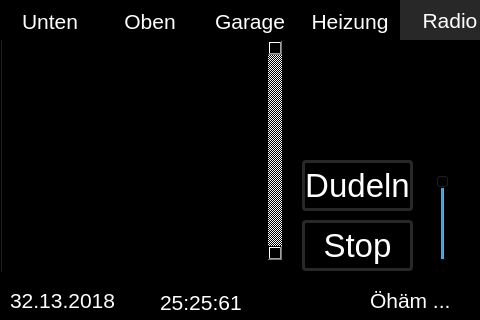
Above: mainwindow.ui from christof1977/flurzentrale before the change. Below: the same form after it.
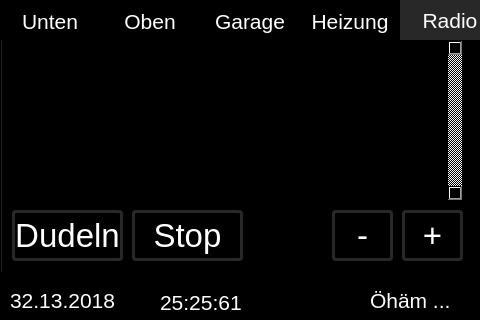
That is the form after the change.

Commit message: remoteAmpiUdp eingebaut (Quellenwahl, )

Diff of the .ui file:
```diff
--- a/mainwindow.ui
+++ b/mainwindow.ui
@@ -972,8 +972,8 @@
      <widget class="QPushButton" name="pushButtonRadioStop">
       <property name="geometry">
        <rect>
-        <x>300</x>
-        <y>180</y>
+        <x>130</x>
+        <y>170</y>
         <width>111</width>
         <height>51</height>
        </rect>
@@ -1178,38 +1178,13 @@
        <string>Stop</string>
       </property>
      </widget>
-     <widget class="QSlider" name="volumeSlider">
-      <property name="geometry">
-       <rect>
-        <x>430</x>
-        <y>10</y>
-        <width>22</width>
-        <height>211</height>
-       </rect>
-      </property>
-      <property name="minimum">
-       <number>-63</number>
-      </property>
-      <property name="maximum">
-       <number>0</number>
-      </property>
-      <property name="singleStep">
-       <number>1</number>
-      </property>
-      <property name="sliderPosition">
-       <number>-40</number>
-      </property>
-      <property name="orientation">
-       <enum>Qt::Vertical</enum>
-      </property>
-     </widget>
      <widget class="QListWidget" name="listWidgetRadio">
       <property name="geometry">
        <rect>
         <x>10</x>
         <y>0</y>
-        <width>271</width>
-        <height>221</height>
+        <width>451</width>
+        <height>161</height>
        </rect>
       </property>
       <property name="autoFillBackground">
@@ -1225,8 +1200,8 @@
      <widget class="QPushButton" name="pushButtonRadioPlay">
       <property name="geometry">
        <rect>
-        <x>300</x>
-        <y>120</y>
+        <x>10</x>
+        <y>170</y>
         <width>111</width>
         <height>51</height>
        </rect>
@@ -1431,6 +1406,424 @@
        <string>Dudeln</string>
       </property>
      </widget>
+     <widget class="QPushButton" name="pushButtonVolDown">
+      <property name="geometry">
+       <rect>
+        <x>330</x>
+        <y>170</y>
+        <width>61</width>
+        <height>51</height>
+       </rect>
+      </property>
+      <property name="palette">
+       <palette>
+        <active>
+         <colorrole role="WindowText">
+          <brush brushstyle="SolidPattern">
+           <color alpha="255">
+            <red>255</red>
+            <green>255</green>
+            <blue>255</blue>
+           </color>
+          </brush>
+         </colorrole>
+         <colorrole role="Button">
+          <brush brushstyle="SolidPattern">
+           <color alpha="255">
+            <red>0</red>
+            <green>0</green>
+            <blue>0</blue>
+           </color>
+          </brush>
+         </colorrole>
+         <colorrole role="Text">
+          <brush brushstyle="SolidPattern">
+           <color alpha="255">
+            <red>255</red>
+            <green>255</green>
+            <blue>255</blue>
+           </color>
+          </brush>
+         </colorrole>
+         <colorrole role="ButtonText">
+          <brush brushstyle="SolidPattern">
+           <color alpha="255">
+            <red>255</red>
+            <green>255</green>
+            <blue>255</blue>
+           </color>
+          </brush>
+         </colorrole>
+         <colorrole role="Base">
+          <brush brushstyle="SolidPattern">
+           <color alpha="255">
+            <red>0</red>
+            <green>0</green>
+            <blue>0</blue>
+           </color>
+          </brush>
+         </colorrole>
+         <colorrole role="Window">
+          <brush brushstyle="SolidPattern">
+           <color alpha="255">
+            <red>0</red>
+            <green>0</green>
+            <blue>0</blue>
+           </color>
+          </brush>
+         </colorrole>
+        </active>
+        <inactive>
+         <colorrole role="WindowText">
+          <brush brushstyle="SolidPattern">
+           <color alpha="255">
+            <red>255</red>
+            <green>255</green>
+            <blue>255</blue>
+           </color>
+          </brush>
+         </colorrole>
+         <colorrole role="Button">
+          <brush brushstyle="SolidPattern">
+           <color alpha="255">
+            <red>0</red>
+            <green>0</green>
+            <blue>0</blue>
+           </color>
+          </brush>
+         </colorrole>
+         <colorrole role="Text">
+          <brush brushstyle="SolidPattern">
+           <color alpha="255">
+            <red>255</red>
+            <green>255</green>
+            <blue>255</blue>
+           </color>
+          </brush>
+         </colorrole>
+         <colorrole role="ButtonText">
+          <brush brushstyle="SolidPattern">
+           <color alpha="255">
+            <red>255</red>
+            <green>255</green>
+            <blue>255</blue>
+           </color>
+          </brush>
+         </colorrole>
+         <colorrole role="Base">
+          <brush brushstyle="SolidPattern">
+           <color alpha="255">
+            <red>0</red>
+            <green>0</green>
+            <blue>0</blue>
+           </color>
+          </brush>
+         </colorrole>
+         <colorrole role="Window">
+          <brush brushstyle="SolidPattern">
+           <color alpha="255">
+            <red>0</red>
+            <green>0</green>
+            <blue>0</blue>
+           </color>
+          </brush>
+         </colorrole>
+        </inactive>
+        <disabled>
+         <colorrole role="WindowText">
+          <brush brushstyle="SolidPattern">
+           <color alpha="255">
+            <red>255</red>
+            <green>255</green>
+            <blue>255</blue>
+           </color>
+          </brush>
+         </colorrole>
+         <colorrole role="Button">
+          <brush brushstyle="SolidPattern">
+           <color alpha="255">
+            <red>0</red>
+            <green>0</green>
+            <blue>0</blue>
+           </color>
+          </brush>
+         </colorrole>
+         <colorrole role="Text">
+          <brush brushstyle="SolidPattern">
+           <color alpha="255">
+            <red>255</red>
+            <green>255</green>
+            <blue>255</blue>
+           </color>
+          </brush>
+         </colorrole>
+         <colorrole role="ButtonText">
+          <brush brushstyle="SolidPattern">
+           <color alpha="255">
+            <red>255</red>
+            <green>255</green>
+            <blue>255</blue>
+           </color>
+          </brush>
+         </colorrole>
+         <colorrole role="Base">
+          <brush brushstyle="SolidPattern">
+           <color alpha="255">
+            <red>0</red>
+            <green>0</green>
+            <blue>0</blue>
+           </color>
+          </brush>
+         </colorrole>
+         <colorrole role="Window">
+          <brush brushstyle="SolidPattern">
+           <color alpha="255">
+            <red>0</red>
+            <green>0</green>
+            <blue>0</blue>
+           </color>
+          </brush>
+         </colorrole>
+        </disabled>
+       </palette>
+      </property>
+      <property name="font">
+       <font>
+        <pointsize>25</pointsize>
+       </font>
+      </property>
+      <property name="cursor">
+       <cursorShape>OpenHandCursor</cursorShape>
+      </property>
+      <property name="styleSheet">
+       <string notr="true">QPushButton
+{
+color: rgb(255, 255, 255);
+background-color: rgb(0, 0,0);
+border-color: rgb(40, 40, 40);
+border-width: 3px;        
+border-style: solid;
+border-radius: 4px;
+}
+QPushButton:pressed
+{
+background-color: rgb(40,40,40)
+}
+</string>
+      </property>
+      <property name="text">
+       <string>-</string>
+      </property>
+     </widget>
+     <widget class="QPushButton" name="pushButtonVolUp">
+      <property name="geometry">
+       <rect>
+        <x>400</x>
+        <y>170</y>
+        <width>61</width>
+        <height>51</height>
+       </rect>
+      </property>
+      <property name="palette">
+       <palette>
+        <active>
+         <colorrole role="WindowText">
+          <brush brushstyle="SolidPattern">
+           <color alpha="255">
+            <red>255</red>
+            <green>255</green>
+            <blue>255</blue>
+           </color>
+          </brush>
+         </colorrole>
+         <colorrole role="Button">
+          <brush brushstyle="SolidPattern">
+           <color alpha="255">
+            <red>0</red>
+            <green>0</green>
+            <blue>0</blue>
+           </color>
+          </brush>
+         </colorrole>
+         <colorrole role="Text">
+          <brush brushstyle="SolidPattern">
+           <color alpha="255">
+            <red>255</red>
+            <green>255</green>
+            <blue>255</blue>
+           </color>
+          </brush>
+         </colorrole>
+         <colorrole role="ButtonText">
+          <brush brushstyle="SolidPattern">
+           <color alpha="255">
+            <red>255</red>
+            <green>255</green>
+            <blue>255</blue>
+           </color>
+          </brush>
+         </colorrole>
+         <colorrole role="Base">
+          <brush brushstyle="SolidPattern">
+           <color alpha="255">
+            <red>0</red>
+            <green>0</green>
+            <blue>0</blue>
+           </color>
+          </brush>
+         </colorrole>
+         <colorrole role="Window">
+          <brush brushstyle="SolidPattern">
+           <color alpha="255">
+            <red>0</red>
+            <green>0</green>
+            <blue>0</blue>
+           </color>
+          </brush>
+         </colorrole>
+        </active>
+        <inactive>
+         <colorrole role="WindowText">
+          <brush brushstyle="SolidPattern">
+           <color alpha="255">
+            <red>255</red>
+            <green>255</green>
+            <blue>255</blue>
+           </color>
+          </brush>
+         </colorrole>
+         <colorrole role="Button">
+          <brush brushstyle="SolidPattern">
+           <color alpha="255">
+            <red>0</red>
+            <green>0</green>
+            <blue>0</blue>
+           </color>
+          </brush>
+         </colorrole>
+         <colorrole role="Text">
+          <brush brushstyle="SolidPattern">
+           <color alpha="255">
+            <red>255</red>
+            <green>255</green>
+            <blue>255</blue>
+           </color>
+          </brush>
+         </colorrole>
+         <colorrole role="ButtonText">
+          <brush brushstyle="SolidPattern">
+           <color alpha="255">
+            <red>255</red>
+            <green>255</green>
+            <blue>255</blue>
+           </color>
+          </brush>
+         </colorrole>
+         <colorrole role="Base">
+          <brush brushstyle="SolidPattern">
+           <color alpha="255">
+            <red>0</red>
+            <green>0</green>
+            <blue>0</blue>
+           </color>
+          </brush>
+         </colorrole>
+         <colorrole role="Window">
+          <brush brushstyle="SolidPattern">
+           <color alpha="255">
+            <red>0</red>
+            <green>0</green>
+            <blue>0</blue>
+           </color>
+          </brush>
+         </colorrole>
+        </inactive>
+        <disabled>
+         <colorrole role="WindowText">
+          <brush brushstyle="SolidPattern">
+           <color alpha="255">
+            <red>255</red>
+            <green>255</green>
+            <blue>255</blue>
+           </color>
+          </brush>
+         </colorrole>
+         <colorrole role="Button">
+          <brush brushstyle="SolidPattern">
+           <color alpha="255">
+            <red>0</red>
+            <green>0</green>
+            <blue>0</blue>
+           </color>
+          </brush>
+         </colorrole>
+         <colorrole role="Text">
+          <brush brushstyle="SolidPattern">
+           <color alpha="255">
+            <red>255</red>
+            <green>255</green>
+            <blue>255</blue>
+           </color>
+          </brush>
+         </colorrole>
+         <colorrole role="ButtonText">
+          <brush brushstyle="SolidPattern">
+           <color alpha="255">
+            <red>255</red>
+            <green>255</green>
+            <blue>255</blue>
+           </color>
+          </brush>
+         </colorrole>
+         <colorrole role="Base">
+          <brush brushstyle="SolidPattern">
+           <color alpha="255">
+            <red>0</red>
+            <green>0</green>
+            <blue>0</blue>
+           </color>
+          </brush>
+         </colorrole>
+         <colorrole role="Window">
+          <brush brushstyle="SolidPattern">
+           <color alpha="255">
+            <red>0</red>
+            <green>0</green>
+            <blue>0</blue>
+           </color>
+          </brush>
+         </colorrole>
+        </disabled>
+       </palette>
+      </property>
+      <property name="font">
+       <font>
+        <pointsize>25</pointsize>
+       </font>
+      </property>
+      <property name="cursor">
+       <cursorShape>OpenHandCursor</cursorShape>
+      </property>
+      <property name="styleSheet">
+       <string notr="true">QPushButton
+{
+color: rgb(255, 255, 255);
+background-color: rgb(0, 0,0);
+border-color: rgb(40, 40, 40);
+border-width: 3px;        
+border-style: solid;
+border-radius: 4px;
+}
+QPushButton:pressed
+{
+background-color: rgb(40,40,40)
+}
+</string>
+      </property>
+      <property name="text">
+       <string>+</string>
+      </property>
+     </widget>
     </widget>
    </widget>
    <widget class="QLabel" name="labelStatus">
```
The commit also changes 2 other files.
